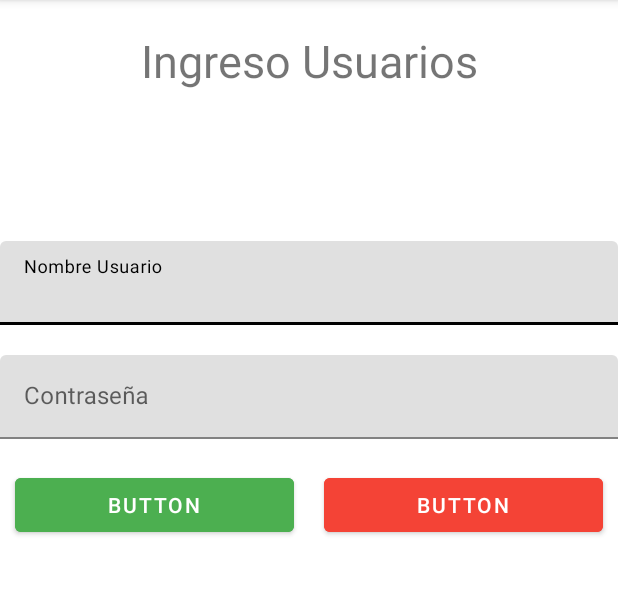
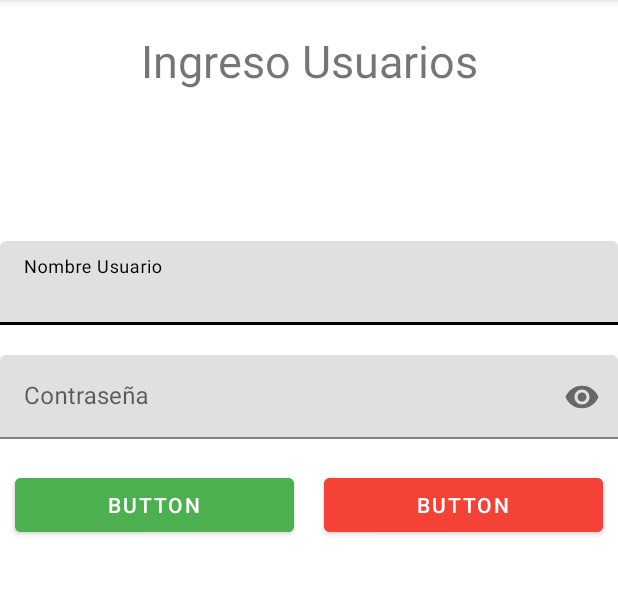
Before and after one commit to Panchober27/Trabajo2-AppMoviles, an Android app: the screen it shows after launch (MainActivity), on a phone screen of 412 x 824 dp, the part 84-679 px from its top. Run offline under Robolectric (Android 15) with nearby library versions, the phone set to English and light mode, and no system bars.

Commit message:
Agregue el Boton para mostrar/ocultar la password

```diff
--- a/app/src/main/res/layout/activity_main.xml
+++ b/app/src/main/res/layout/activity_main.xml
@@ -51,7 +51,9 @@
 
             <com.google.android.material.textfield.TextInputLayout
                 android:layout_width="match_parent"
-                android:layout_height="match_parent">
+                android:layout_height="match_parent"
+                app:passwordToggleEnabled="true"
+                >
 
                 <com.google.android.material.textfield.TextInputEditText
                     android:id="@+id/edPassword"
```
